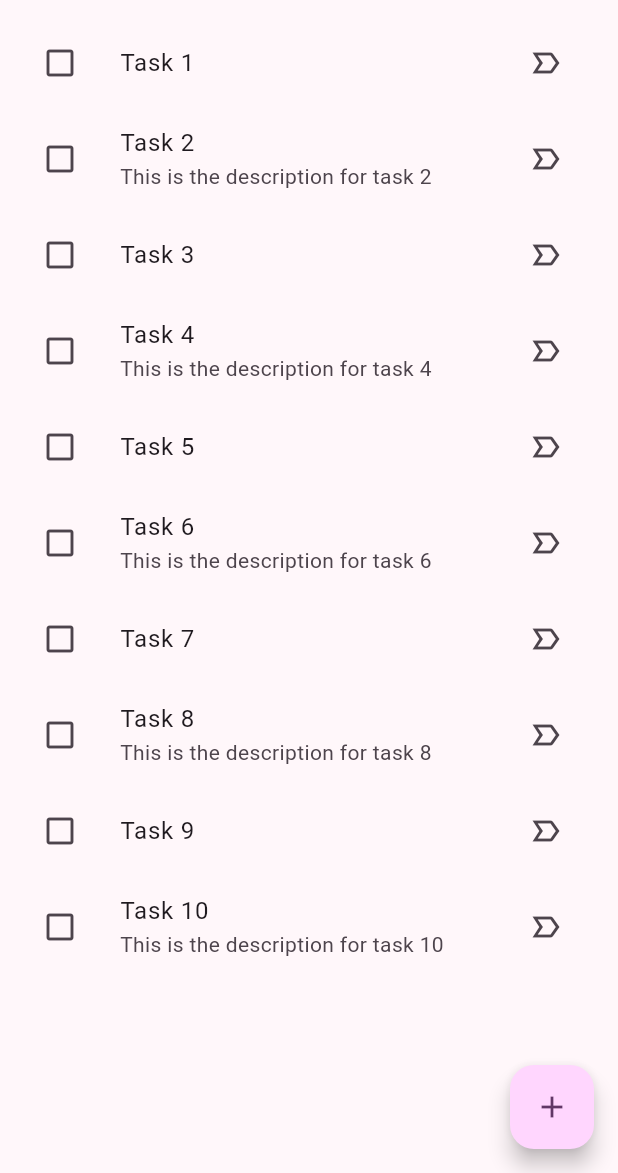
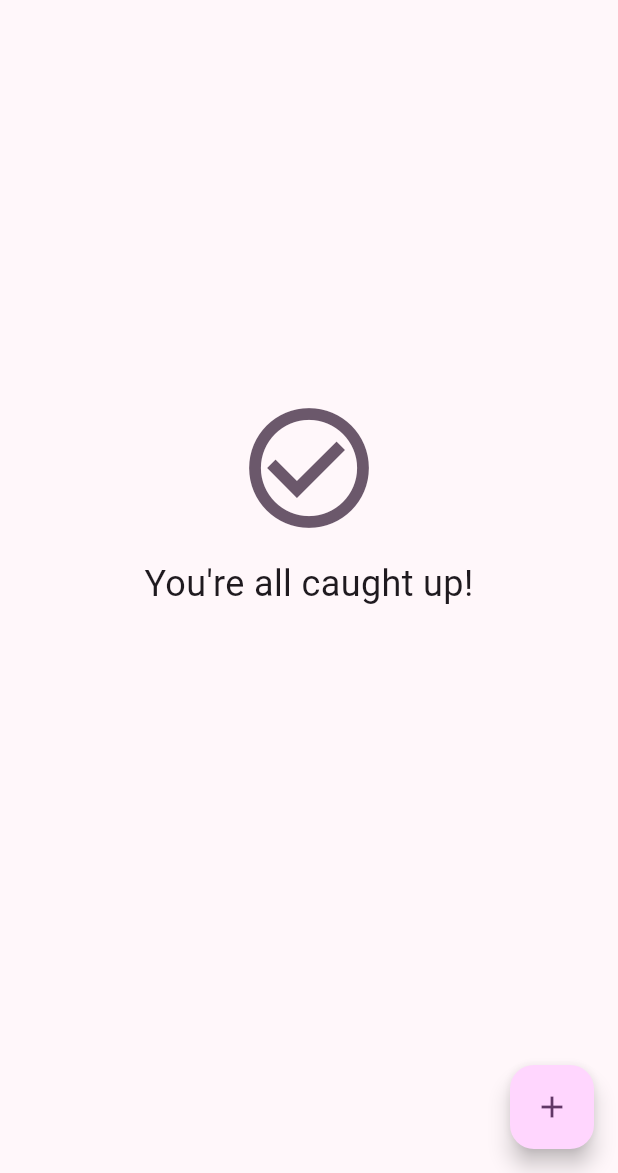
Before and after one commit to ModMonster/Taskly, a Flutter app: the screen it shows after launch, on a phone screen of 412 x 824 dp, the part 63-1236 px from its top. Run offline on Flutter 3.47's test engine with Material 3 defaults, Android fonts, the light colour scheme and no system bars; drawn by our look-alikes of streaming_shared_preferences; our stand-ins replace hive_ce, hive_ce_flutter; missing offline and left inert: side_sheet; accounts and stored records are empty; statements that could not run were skipped.

Commit message:
CODE THE WHOLE APP

```diff
--- /dev/null
+++ b/lib/hive/hive_adapters.dart
@@ -0,0 +1,5 @@
+import 'package:hive_ce/hive_ce.dart';
+import 'package:taskly/task.dart';
+
+@GenerateAdapters([AdapterSpec<Task>()])
+part 'hive_adapters.g.dart';
--- a/lib/main.dart
+++ b/lib/main.dart
@@ -1,15 +1,21 @@
 import 'package:flutter/material.dart';
-import 'package:streaming_shared_preferences/streaming_shared_preferences.dart';
+import 'package:hive_ce_flutter/adapters.dart';
+import 'package:taskly/hive/hive_registrar.g.dart';
+import 'package:taskly/pages/completed.dart';
 import 'package:taskly/pages/home.dart';
+import 'package:taskly/pages/important.dart';
 import 'package:taskly/pages/settings.dart';
-import 'package:taskly/pages/trash.dart';
-import 'package:taskly/widgets/scaffold.dart';
 
-late final StreamingSharedPreferences preferences;
+// TODO: empty message on completed and important pages
+// TODO: auto empty trash
 
 void main() async {
   WidgetsFlutterBinding.ensureInitialized();
-  preferences = await StreamingSharedPreferences.instance;
+
+  await Hive.initFlutter();
+  Hive.registerAdapters();
+  await Hive.openBox("tasks");
+  await Hive.openBox("settings");
 
   runApp(MyApp());
 }
@@ -29,11 +35,13 @@ class _MyAppState extends State<MyApp> {
 
   @override
   Widget build(BuildContext context) {
-    return PreferenceBuilder(
-      preference: preferences.getInt("theme", defaultValue: 0),
-      builder: (context, value) {
+    final Box box = Hive.box("settings");
+
+    return StreamBuilder(
+      stream: box.watch().where((event) => {"theme"}.contains(event.key)),
+      builder: (context, snapshot) {
         return MaterialApp(
-          themeMode: ThemeMode.values[value],
+          themeMode: ThemeMode.values[box.get("theme", defaultValue: 0)],
           theme: ThemeData(
             colorSchemeSeed: Colors.purple
           ),
@@ -45,9 +53,8 @@ class _MyAppState extends State<MyApp> {
           routes: {
             "/": (context) => HomePage(),
             "/settings": (context) => SettingsPage(),
-            "/completed": (context) => ResponsiveScaffold(pageNumber: 1, appBar: AppBar(title: Text("Completed tasks")), body: Container(color: Colors.orange)),
-            "/important": (context) =>  ResponsiveScaffold(pageNumber: 2, appBar: AppBar(title: Text("Important tasks")), body: Container(color: Colors.yellow)),
-            "/trash": (context) =>  TrashPage()
+            "/completed": (context) => CompletedPage(),
+            "/important": (context) => ImportantPage(),
           },
         );
       },
--- a/lib/pages/home.dart
+++ b/lib/pages/home.dart
@@ -1,4 +1,5 @@
 import 'package:flutter/material.dart';
+import 'package:hive_ce/hive.dart';
 import 'package:side_sheet/side_sheet.dart';
 import 'package:taskly/task.dart';
 import 'package:taskly/widgets/add_task.dart';
@@ -11,6 +12,7 @@ class HomePage extends StatelessWidget {
 
   @override
   Widget build(BuildContext context) {
+    final Box box = Hive.box("tasks");
     Size screenSize = MediaQuery.of(context).size;
 
     return ResponsiveScaffold(
@@ -43,14 +45,46 @@ class HomePage extends StatelessWidget {
           }
         },
       ),
-      body: ListView.builder(
-        itemCount: 10,
-        itemBuilder: (context, index) {
-          return TaskListTile(
-            Task(
-              title: "Task ${index + 1}",
-              description: index % 2 == 0? null : "This is the description for task ${index + 1}"
-            )
+      body: StreamBuilder(
+        stream: box.watch(),
+        builder: (context, snapshot) {
+          int waiting = 0;
+          box.toMap().forEach((key, value) {
+            if (!value.isCompleted) waiting++;
+          });
+
+          if (waiting == 0) {
+            return Center(
+              child: Padding(
+                padding: EdgeInsetsGeometry.fromLTRB(80, 250, 80, 0),
+                child: Column(
+                  spacing: 12,
+                  children: [
+                    Icon(
+                      Icons.check_circle_outline,
+                      size: 96,
+                      color: Theme.of(context).colorScheme.secondary,
+                    ),
+                    Text(
+                      "You're all caught up!",
+                      style: TextStyle(
+                        fontSize: 24,
+                      ),
+                      textAlign: TextAlign.center,
+                    )
+                  ],
+                ),
+              ),
+            );
+          }
+
+          return ListView.builder(
+            itemCount: box.length,
+            itemBuilder: (context, index) {
+              Task task = box.getAt(index);
+              if (task.isCompleted) return Container();
+              return TaskListTile(index, task);
+            }
           );
         }
       )
--- a/lib/task.dart
+++ b/lib/task.dart
@@ -1,6 +1,6 @@
 class Task {
   final String title;
-  final String? description;
+  final String description;
   final DateTime? dueDate;
   bool isCompleted = false;
   bool isImportant;
@@ -8,7 +8,7 @@ class Task {
 
   Task({
     required this.title,
-    this.description,
+    required this.description,
     this.dueDate,
     this.isImportant = false
   });
--- a/lib/widgets/drawer.dart
+++ b/lib/widgets/drawer.dart
@@ -50,12 +50,6 @@ class CustomDrawer extends StatelessWidget {
                 selected: selectedIndex == 2,
                 onTap: () => Navigator.pushReplacementNamed(context, "/important")
               ),
-              DrawerListTile(
-                leading: Icon(Icons.delete),
-                title: const Text("Trash"),
-                selected: selectedIndex == 3,
-                onTap: () => Navigator.pushReplacementNamed(context, "/trash")
-              ),
               Spacer(),
               DrawerListTile(
                 leading: Icon(Icons.settings),
--- a/lib/widgets/task_list_tile.dart
+++ b/lib/widgets/task_list_tile.dart
@@ -1,47 +1,25 @@
 import 'package:flutter/material.dart';
+import 'package:hive_ce/hive.dart';
 import 'package:taskly/task.dart';
+import 'package:taskly/widgets/generic_task_list_tile.dart';
 
-class TaskListTile extends StatefulWidget {
+class TaskListTile extends StatelessWidget {
+  final int index;
   final Task task;
-  const TaskListTile(this.task, {super.key});
+  const TaskListTile(this.index, this.task, {super.key});
 
   @override
-  State<TaskListTile> createState() => _TaskListTileState();
-}
-
-class _TaskListTileState extends State<TaskListTile> {
-  @override
   Widget build(BuildContext context) {
-    return ListTile(
-      title: Text(widget.task.title),
-      subtitle: widget.task.description != null ? Text(widget.task.description!) : null,
-      leading: IconButton(
-        icon: Icon(Icons.check_box_outline_blank),
-        onPressed: () {
-          // TODO: Handle checkbox change
-          widget.task.isCompleted = true;
-          ScaffoldMessenger.of(context).showSnackBar(
-            SnackBar(
-              content: Text("Task marked as completed"),
-              action: SnackBarAction(
-                label: "Undo",
-                onPressed: () {
-                  widget.task.isCompleted = false;
-                },
-              ),
-            )
-          );
-        },
-        tooltip: "Mark as completed",
-      ),
+    return GenericTaskListTile(
+      index,
+      task,
       trailing: IconButton(
         onPressed: () {
-          setState(() {
-            widget.task.isImportant = !widget.task.isImportant;
-          });
+          task.isImportant = !task.isImportant;
+          Hive.box("tasks").putAt(index, task);
         },
         icon: Icon(
-          widget.task.isImportant? Icons.label_important : Icons.label_important_outline
+          task.isImportant? Icons.label_important : Icons.label_important_outline
         ),
         tooltip: "Mark as important",
       ),
```
Also changed, not shown: lib/hive/hive_adapters.g.yaml (added, +21 -0 lines), lib/pages/completed.dart (added, +112 -0 lines), lib/pages/important.dart (added, +34 -0 lines), lib/pages/settings.dart (+21 -7 lines), lib/pages/trash.dart (deleted, +0 -92 lines), lib/widgets/add_task.dart (+26 -7 lines), lib/widgets/generic_task_list_tile.dart (added, +43 -0 lines), pubspec.yaml (+4 -8 lines), lib/hive/hive_adapters.g.dart (added), lib/hive/hive_registrar.g.dart (added), pubspec.lock.
